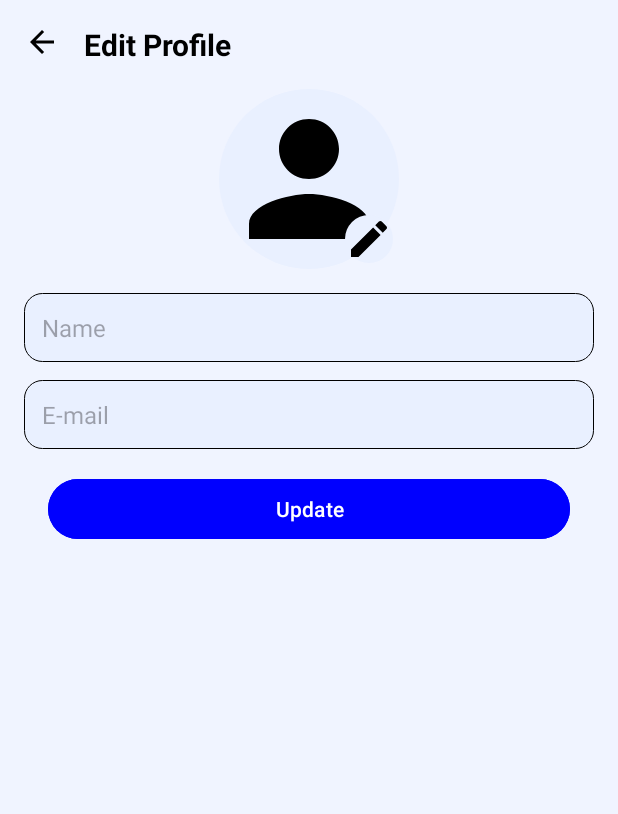
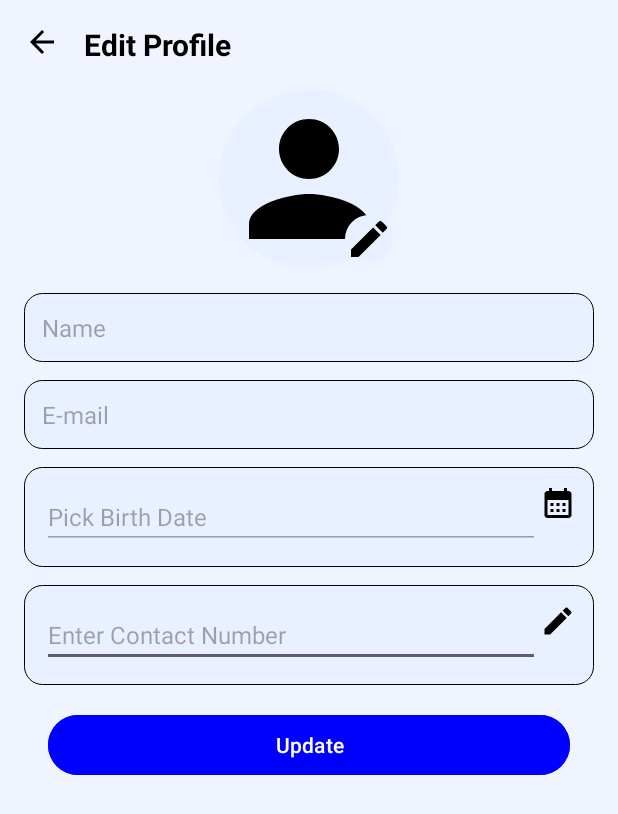
Before and after one commit to CK-ing/ChupEvent, an Android app: the EditProfile screen opened directly, with no data from a screen before it, after a tap on "Update", on a phone screen of 412 x 824 dp. Shown: the top 814 px of the screen. Run offline under Robolectric (Android 15) with nearby library versions, the phone set to English and light mode, and no system bars; our stand-ins replace Firebase (no records; nobody signed in at launch, a user with empty details on screens opened directly).

Commit message:
CK-Edit Profile Birthdate & Contact Number

```diff
--- a/app/src/main/java/com/example/chupevent/EditProfile.java
+++ b/app/src/main/java/com/example/chupevent/EditProfile.java
@@ -3,6 +3,7 @@ package com.example.chupevent;
 import androidx.annotation.NonNull;
 import androidx.appcompat.app.AppCompatActivity;
 
+import android.app.DatePickerDialog;
 import android.content.Intent;
 import android.net.Uri;
 import android.os.Bundle;
@@ -10,6 +11,7 @@ import android.view.View;
 import android.widget.Button;
 import android.widget.EditText;
 import android.widget.ImageView;
+import android.widget.LinearLayout;
 import android.widget.Toast;
 
 import com.google.firebase.auth.FirebaseAuth;
@@ -22,18 +24,17 @@ import com.google.firebase.database.ValueEventListener;
 import com.google.firebase.storage.FirebaseStorage;
 import com.google.firebase.storage.StorageReference;
 
+import java.util.Calendar;
 import java.util.HashMap;
 import java.util.Map;
 
 public class EditProfile extends AppCompatActivity {
-    private static final int PICK_IMAGE_REQUEST = 1;
-    private ImageView backbtn, editProfilePicture, profilePicture;
-    private EditText etName, etEmail;
+    private ImageView backbtn;
+    private EditText etName, etEmail, etContact, etBirthDate;;
     private Button btnUpdate;
+    private LinearLayout llBirthYear;
     private DatabaseReference userReference;
     private FirebaseUser currentUser;
-    private Uri imageUri;
-    private StorageReference storageReference;
     @Override
     protected void onCreate(Bundle savedInstanceState) {
         super.onCreate(savedInstanceState);
@@ -41,19 +42,22 @@ public class EditProfile extends AppCompatActivity {
         backbtn = findViewById(R.id.iv_back_btn_edit_profile);
         etName = findViewById(R.id.edit_name);
         etEmail = findViewById(R.id.edit_email);
-        editProfilePicture = findViewById(R.id.edit_profile_picture);
-        profilePicture = findViewById(R.id.profile_picture);
+        etContact = findViewById(R.id.edit_contact);
+        etBirthDate = findViewById(R.id.edit_birth_date);
+        llBirthYear = findViewById(R.id.ll_birth_date);
         btnUpdate = findViewById(R.id.btn_update);
+
         currentUser = FirebaseAuth.getInstance().getCurrentUser();
         userReference = FirebaseDatabase.getInstance().getReference("Users").child(currentUser.getUid());
-        storageReference = FirebaseStorage.getInstance().getReference("profile_pictures").child(currentUser.getUid());
+
         loadUserData();
         etName.setEnabled(false);
         etEmail.setEnabled(false);
         // Set OnClickListener for the back button
         backbtn.setOnClickListener(v -> finish());
-        // Open image picker when clicking on profile picture edit icon
-        editProfilePicture.setOnClickListener(v -> openImagePicker());
+        // Year picker dialog for birth year
+        llBirthYear.setOnClickListener(v -> showDatePickerDialog());
+        etBirthDate.setOnClickListener(v -> showDatePickerDialog());
         // Update button functionality
         btnUpdate.setOnClickListener(v -> saveProfileChanges());
     }
@@ -64,9 +68,13 @@ public class EditProfile extends AppCompatActivity {
                 if (snapshot.exists()) {
                     String name = snapshot.child("name").getValue(String.class);
                     String email = snapshot.child("email").getValue(String.class);
+                    String contact = snapshot.child("contact").getValue(String.class);
+                    String birthYear = snapshot.child("birthYear").getValue(String.class);
 
                     etName.setText(name);
                     etEmail.setText(email);
+                    etContact.setText(contact);
+                    etBirthDate.setText(birthYear);
                 }
             }
 
@@ -76,45 +84,59 @@ public class EditProfile extends AppCompatActivity {
             }
         });
     }
+    private void showDatePickerDialog() {
+        final Calendar calendar = Calendar.getInstance();
+        int currentYear = calendar.get(Calendar.YEAR);
+        int currentMonth = calendar.get(Calendar.MONTH);
+        int currentDay = calendar.get(Calendar.DAY_OF_MONTH);
 
-    private void openImagePicker() {
-        Intent intent = new Intent();
-        intent.setType("image/*");
-        intent.setAction(Intent.ACTION_GET_CONTENT);
-        startActivityForResult(Intent.createChooser(intent, "Select Profile Picture"), PICK_IMAGE_REQUEST);
-    }
+        DatePickerDialog datePickerDialog = new DatePickerDialog(
+                this,
+                (view, year, month, dayOfMonth) -> {
+                    // Format the date as "YYYY-MM-DD" or in any other format you prefer
+                    String selectedDate = dayOfMonth + "/" + (month + 1) + "/" + year;
+                    etBirthDate.setText(selectedDate);
+                },
+                currentYear,
+                currentMonth,
+                currentDay
+        );
 
-    @Override
-    protected void onActivityResult(int requestCode, int resultCode, Intent data) {
-        super.onActivityResult(requestCode, resultCode, data);
-
-        if (requestCode == PICK_IMAGE_REQUEST && resultCode == RESULT_OK && data != null && data.getData() != null) {
-            imageUri = data.getData();
-            profilePicture.setImageURI(imageUri);
-        }
+        datePickerDialog.setTitle("Select Birth Date");
+        datePickerDialog.show();
     }
 
     private void saveProfileChanges() {
-        if (imageUri != null) {
-            // Upload profile picture to Firebase Storage
-            storageReference.putFile(imageUri)
-                    .addOnSuccessListener(taskSnapshot -> storageReference.getDownloadUrl().addOnSuccessListener(uri -> {
-                        String imageUrl = uri.toString();
-                        // Save image URL to Firebase Realtime Database
+        String contact = etContact.getText().toString().trim();
+        String birthDate = etBirthDate.getText().toString().trim();
+
+        // Check if all fields are filled
+        if (contact.isEmpty() || birthDate.isEmpty()) {
+            Toast.makeText(this, "Please fill in all fields", Toast.LENGTH_SHORT).show();
+            return;
+        }
+
+        // Validate Malaysian phone number
+        if (!isValidMalaysianPhoneNumber(contact)) {
+            Toast.makeText(this, "Please enter a valid contact number", Toast.LENGTH_SHORT).show();
+            return;
+        }
+
+        // If all inputs are valid, save the changes
         Map<String, Object> updates = new HashMap<>();
-                        updates.put("profilePictureUrl", imageUrl);
-                        userReference.updateChildren(updates)
-                                .addOnCompleteListener(task -> {
+        updates.put("contact", contact);
+        updates.put("birthYear", birthDate);
+
+        userReference.updateChildren(updates).addOnCompleteListener(task -> {
             if (task.isSuccessful()) {
                 Toast.makeText(EditProfile.this, "Profile updated successfully", Toast.LENGTH_SHORT).show();
             } else {
                 Toast.makeText(EditProfile.this, "Failed to update profile", Toast.LENGTH_SHORT).show();
             }
         });
-                    }))
-                    .addOnFailureListener(e -> Toast.makeText(EditProfile.this, "Failed to upload image", Toast.LENGTH_SHORT).show());
-        } else {
-            Toast.makeText(this, "No image selected", Toast.LENGTH_SHORT).show();
+    }
+    private boolean isValidMalaysianPhoneNumber(String contact) {
+        // Check if the contact is numeric and follows the Malaysian phone number pattern
+        return contact.matches("^0\\d{9,10}$");
     }
 }
-}
--- a/app/src/main/java/com/example/chupevent/SignupActivity.java
+++ b/app/src/main/java/com/example/chupevent/SignupActivity.java
@@ -143,7 +143,7 @@ public class SignupActivity extends AppCompatActivity {
                                     userData.put("approvedEvents", new HashMap<>()); // Placeholder for approved events
                                 }
                                 // Store user data in Firebase Realtime Database
-                                Log.d(TAG, "User Data: " + userData.toString());
+
                                 databaseReference.child(userId).setValue(userData)
                                         .addOnCompleteListener(new OnCompleteListener<Void>() {
                                             @Override
--- a/app/src/main/res/layout/activity_edit_profile.xml
+++ b/app/src/main/res/layout/activity_edit_profile.xml
@@ -100,7 +100,35 @@
             android:enabled="false"
             android:textSize="16sp" />
 
-        <!-- Department Field
+        <!-- Birth Date Field-->
+        <LinearLayout
+            android:id="@+id/ll_birth_date"
+            android:layout_width="match_parent"
+            android:layout_height="wrap_content"
+            android:orientation="horizontal"
+            android:layout_marginTop="12dp"
+            android:background="@drawable/rounded_edit_text"
+            android:padding="12dp">
+
+            <EditText
+                android:id="@+id/edit_birth_date"
+                android:layout_width="0dp"
+                android:layout_height="wrap_content"
+                android:layout_weight="1"
+                android:hint="Pick Birth Date"
+                android:inputType="number"
+                android:textSize="16sp"
+                android:enabled="false"/>
+
+            <ImageView
+                android:id="@+id/edit_birth_date_icon"
+                android:layout_width="24dp"
+                android:layout_height="24dp"
+                android:src="@drawable/ic_baseline_calendar_month_24"
+                android:contentDescription="Select Birth Date" />
+        </LinearLayout>
+
+        <!-- Department Field-->
         <LinearLayout
             android:layout_width="match_parent"
             android:layout_height="wrap_content"
@@ -110,47 +138,23 @@
             android:padding="12dp">
 
             <EditText
-                android:id="@+id/edit_department"
+                android:id="@+id/edit_contact"
                 android:layout_width="0dp"
                 android:layout_height="wrap_content"
                 android:layout_weight="1"
-                android:hint="Software Engineering"
-                android:inputType="text"
-                android:textSize="16sp" />
-
-            <ImageView
-                android:id="@+id/edit_department_icon"
-                android:layout_width="24dp"
-                android:layout_height="24dp"
-                android:src="@drawable/ic_baseline_edit_24"
-                android:contentDescription="Edit Department" />
-        </LinearLayout>-->
-
-        <!-- Graduation Year Field
-        <LinearLayout
-            android:layout_width="match_parent"
-            android:layout_height="wrap_content"
-            android:orientation="horizontal"
-            android:layout_marginTop="12dp"
-            android:background="@drawable/rounded_edit_text"
-            android:padding="12dp">
-
-            <EditText
-                android:id="@+id/edit_graduation_year"
-                android:layout_width="0dp"
-                android:layout_height="wrap_content"
-                android:layout_weight="1"
-                android:hint="2026"
+                android:hint="Enter Contact Number"
                 android:inputType="number"
                 android:textSize="16sp" />
 
             <ImageView
-                android:id="@+id/edit_graduation_year_icon"
+                android:id="@+id/edit_contact_icon"
                 android:layout_width="24dp"
                 android:layout_height="24dp"
-                android:src="@drawable/ic_baseline_calendar_month_24"
-                android:contentDescription="Select Graduation Year" />
-        </LinearLayout>-->
+                android:src="@drawable/ic_baseline_edit_24"
+                android:contentDescription="Edit Contact" />
+        </LinearLayout>
+
+
 
         <!-- Update Button -->
         <Button
--- a/app/src/main/res/layout/activity_signin.xml
+++ b/app/src/main/res/layout/activity_signin.xml
@@ -104,8 +104,8 @@
         <ImageView
             android:layout_width="24dp"
             android:layout_height="24dp"
-            android:contentDescription="Google logo" />
-        <!--android:src="@drawable/google_icon" -->
+            android:contentDescription="Google logo"
+            android:src="@drawable/ic_google"/>
 
         <TextView
             android:layout_width="wrap_content"
--- a/app/src/main/res/layout/activity_signup.xml
+++ b/app/src/main/res/layout/activity_signup.xml
@@ -119,8 +119,8 @@
             <ImageView
                 android:layout_width="24dp"
                 android:layout_height="24dp"
-                android:layout_marginEnd="8dp" />
-            <!--android:src="@drawable/ic_google_logo"-->
+                android:layout_marginEnd="8dp"
+                android:src="@drawable/ic_google"/>
 
 
         <TextView
```
Also changed, not shown: app/src/main/res/drawable/ic_google.png (added). Lines whose indentation alone changed are shown as unchanged.
